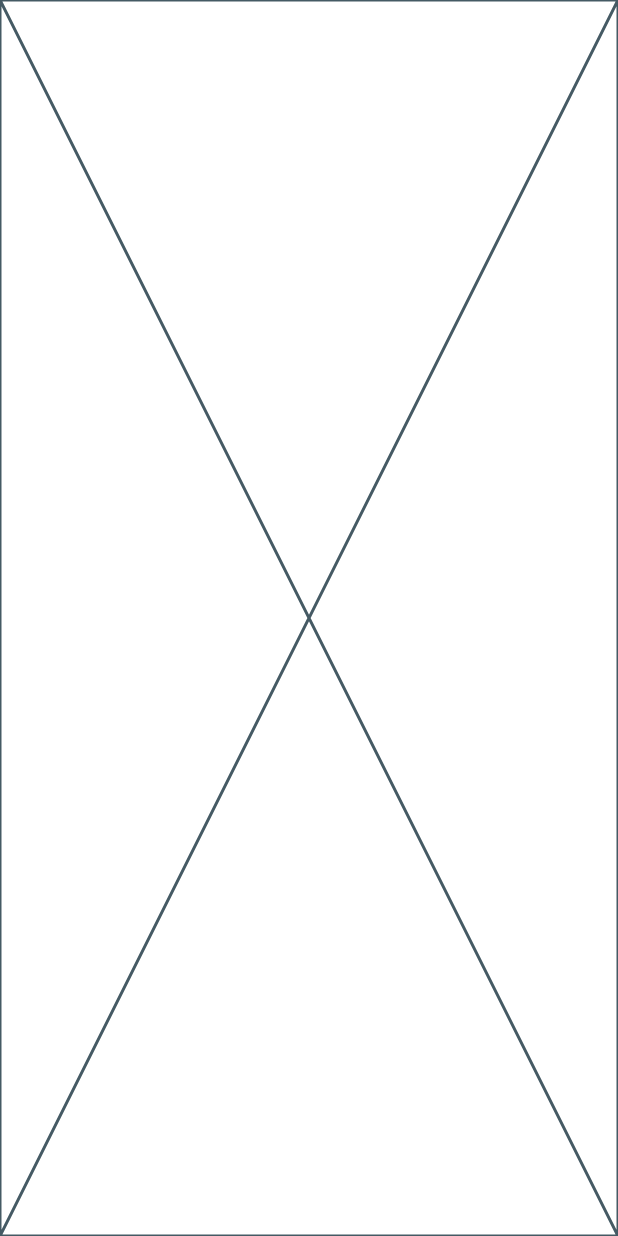
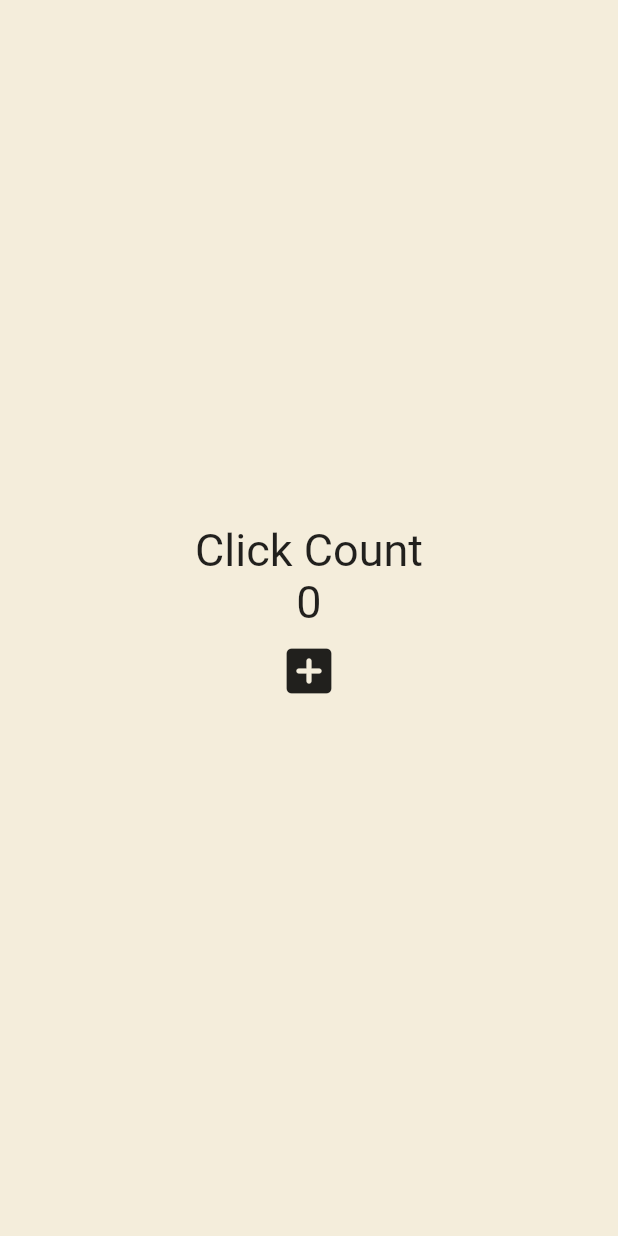
Before and after one commit to lhc1456/toonflix, a Flutter app: the screen it shows after launch, on a phone screen of 412 x 824 dp. Run offline on Flutter 3.47's test engine with Material 2 defaults, Android fonts, the phone set to English and light mode, and no system bars.

Commit message:
4.0 State

```diff
--- a/lib/main.dart
+++ b/lib/main.dart
@@ -14,8 +14,44 @@ class App extends StatefulWidget {
 }
 
 class _AppState extends State<App> {
+  int counter = 0;
+
+  void onClicked() {
+    counter++;
+  }
+
   @override
   Widget build(BuildContext context) {
-    return const Placeholder();
+    return MaterialApp(
+      home: Scaffold(
+        backgroundColor: const Color(0xFFF4EDDB),
+        body: Center(
+          child: Column(
+            mainAxisAlignment: MainAxisAlignment.center,
+            children: [
+              const Text(
+                'Click Count',
+                style: TextStyle(
+                  fontSize: 30,
+                ),
+              ),
+              Text(
+                '$counter',
+                style: const TextStyle(
+                  fontSize: 30,
+                ),
+              ),
+              IconButton(
+                iconSize: 40,
+                onPressed: onClicked,
+                icon: const Icon(
+                  Icons.add_box_rounded,
+                ),
+              )
+            ],
+          ),
+        ),
+      ),
+    );
   }
 }
```
